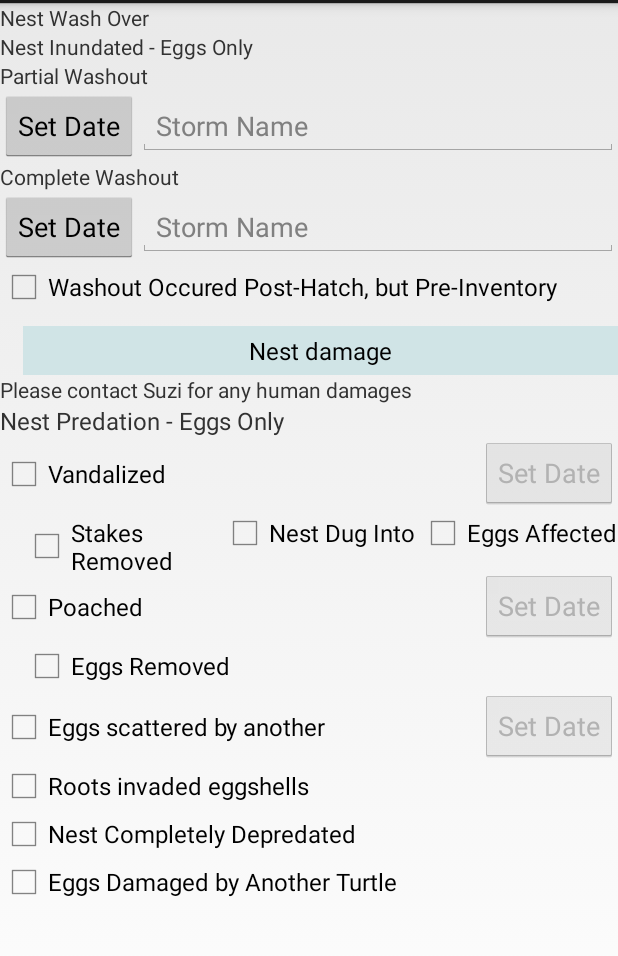
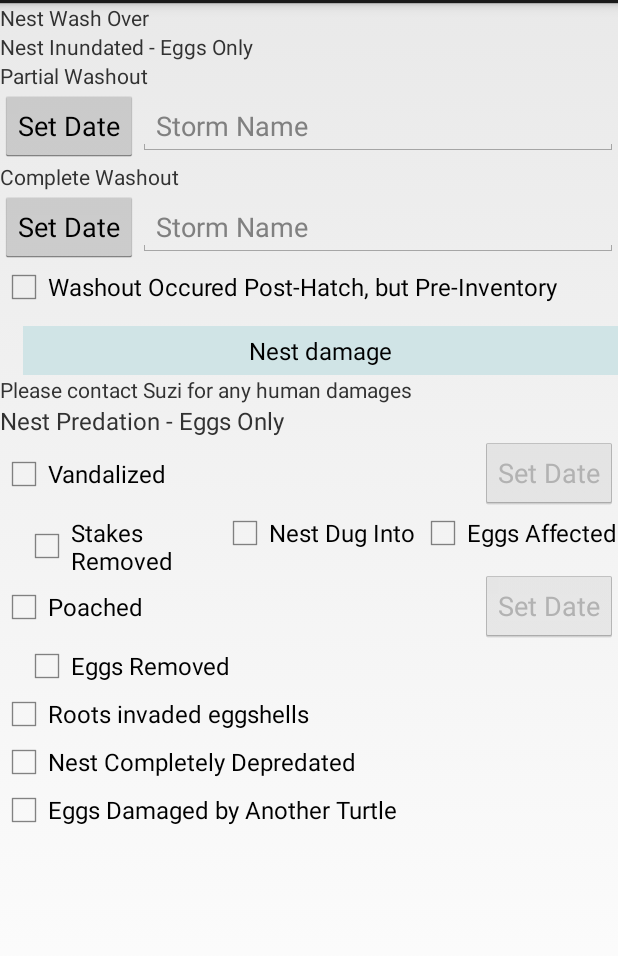
Before and after one commit to edwardcoyne/turtle-watch-nest-reporter, an Android app: the layout edit_fragment_nest_condition.xml on its own in the app's theme, with its tools: preview values and no code run, on a phone screen of 412 x 824 dp, the part 69-1025 px from its top. Run offline under Robolectric (Android 15) with nearby library versions, the phone set to English and light mode, and no system bars; plain views replace MonitoredEditText.

Commit message:
Removed Eggs scattered by another checkbox and date button

```diff
--- a/client/android/studio_project/app/src/main/res/layout/edit_fragment_nest_condition.xml
+++ b/client/android/studio_project/app/src/main/res/layout/edit_fragment_nest_condition.xml
@@ -245,24 +245,24 @@
                 android:text="@string/edit_nest_condition_damage_poached_eggs_removed"
                 android:onClick="handleClick" />
         </TableRow>
-        <TableRow
-            android:layout_width="wrap_content"
-            android:layout_height="wrap_content" >
-            <CheckBox
-                android:id="@+id/fieldDamageEggsScattered"
-                android:layout_width="0dp"
-                android:layout_height="wrap_content"
-                android:layout_weight="1"
-                android:layout_marginBottom="5dp"
-                android:text="@string/edit_nest_condition_damage_eggs_scattered"
-                android:onClick="handleClick" />
+        <!--<TableRow-->
+            <!--android:layout_width="wrap_content"-->
+            <!--android:layout_height="wrap_content" >-->
+            <!--<CheckBox-->
+                <!--android:id="@+id/fieldDamageEggsScattered"-->
+                <!--android:layout_width="0dp"-->
+                <!--android:layout_height="wrap_content"-->
+                <!--android:layout_weight="1"-->
+                <!--android:layout_marginBottom="5dp"-->
+                <!--android:text="@string/edit_nest_condition_damage_eggs_scattered"-->
+                <!--android:onClick="handleClick" />-->
 
-            <Button
-                android:id="@+id/buttonDamageEggsScatteredDate"
-                android:text="@string/date_button"
-                android:enabled="false"
-                android:onClick="handleClick" />
-        </TableRow>
+            <!--<Button-->
+                <!--android:id="@+id/buttonDamageEggsScatteredDate"-->
+                <!--android:text="@string/date_button"-->
+                <!--android:enabled="false"-->
+                <!--android:onClick="handleClick" />-->
+        <!--</TableRow>-->
 	   <TableRow
 	       android:layout_width="wrap_content"
 	       android:layout_height="wrap_content" >
```
